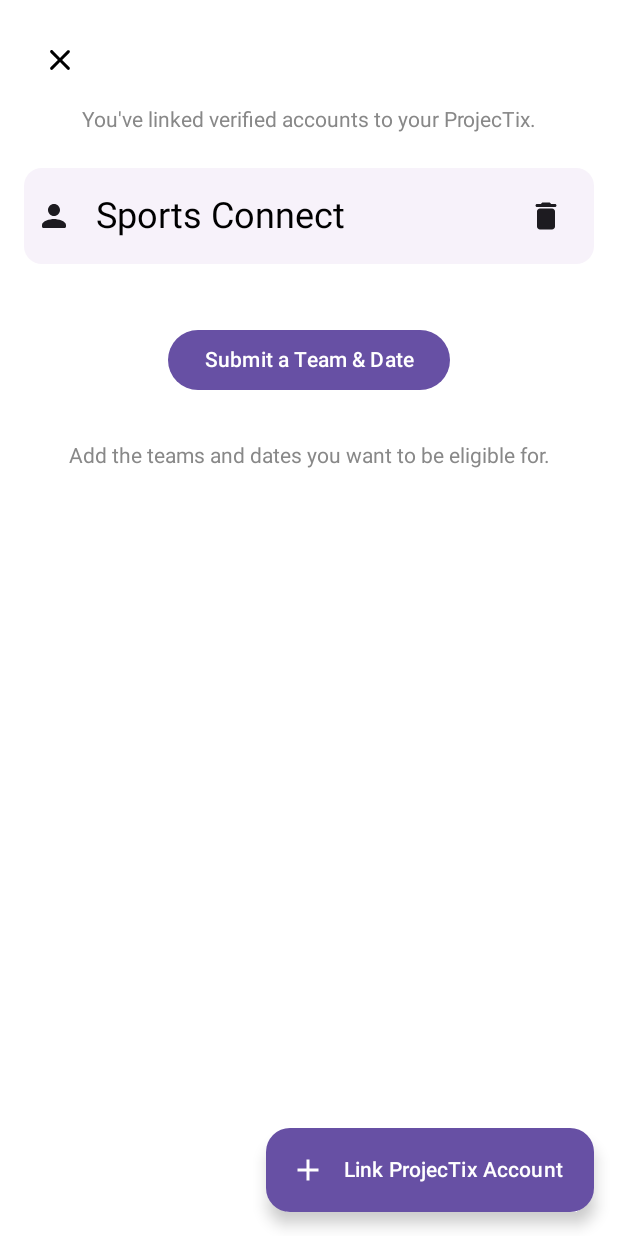
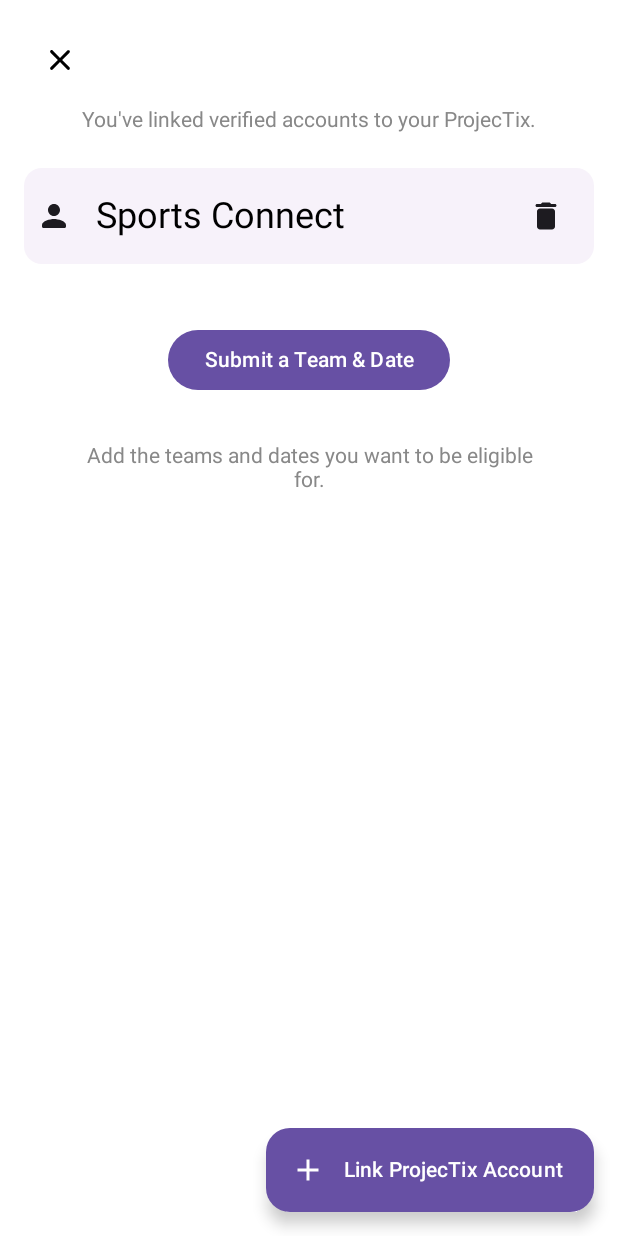
Before and after one commit to jjamieson-MLB/projectix, an Android app built with Jetpack Compose: the screen it shows after launch (MainActivity), after a tap on "Authorize Account Linking", on a phone screen of 412 x 824 dp. Run offline under Robolectric (Android 15) with nearby library versions, the phone set to English and light mode, and no system bars; 2 other taps on this screen came first.

Commit message:
text padding

```diff
--- a/shared/src/commonMain/kotlin/com/mlb/ballpark/projectix/common/presentation/accountsList/AccountsList.kt
+++ b/shared/src/commonMain/kotlin/com/mlb/ballpark/projectix/common/presentation/accountsList/AccountsList.kt
@@ -163,7 +163,7 @@
                         Text(
                             modifier = Modifier
                                 .fillMaxWidth()
-                                .padding(vertical = 16.dp)
+                                .padding(horizontal = 32.dp, vertical = 16.dp)
                                 .align(Alignment.CenterHorizontally),
                             text = text,
                             color = Color.Gray,
```
